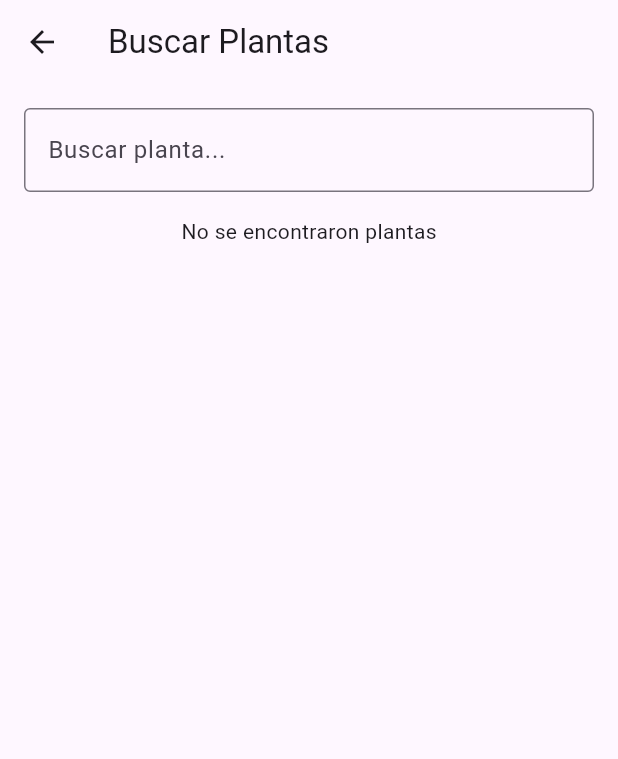
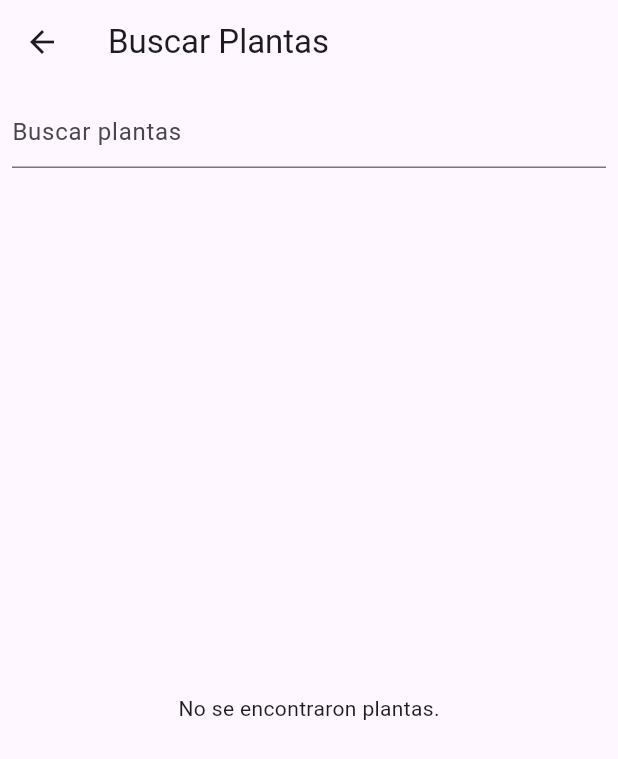
Before and after one commit to mrami8/leafy_app_flutter, a Flutter app: the SearchScreen screen opened directly, on a phone screen of 412 x 824 dp. Shown: the top 759 px of the screen. Run offline on Flutter 3.47's test engine with Material 3 defaults, Android fonts, the phone set to English and light mode, and no system bars; our stand-ins replace supabase_flutter, table_calendar; accounts and stored records are empty; network calls fail.

Commit message:
Plant search + imatges v2.5

```diff
--- a/lib/models/plant.dart
+++ b/lib/models/plant.dart
@@ -1,25 +1,26 @@
 class Plant {
-  final String id; // ID de tipo String (UUID)
+  final String id;
   final String nombre;
   final String nombreCientifico;
   final String descripcion;
-  final List<String> imagenes;
+  final String imagenPrincipal; // Puede ser la primera imagen de `imagenes` o la imagen principal de la base de datos.
 
   Plant({
     required this.id,
     required this.nombre,
     required this.nombreCientifico,
     required this.descripcion,
-    required this.imagenes,
+    required this.imagenPrincipal,
   });
 
+  // Convierte un mapa a un objeto Plant
   factory Plant.fromMap(Map<String, dynamic> map) {
     return Plant(
-      id: map['id'], // Aquí tomamos el UUID como String
+      id: map['id'],
       nombre: map['nombre'],
       nombreCientifico: map['nombre_cientifico'],
       descripcion: map['descripcion'],
-      imagenes: List<String>.from(map['imagenes'] ?? []), // Aseguramos que sea una lista
+      imagenPrincipal: map['imagen_principal'] ?? map['imagenes'][0], // Toma la primera imagen si no hay imagen principal
     );
   }
 }
--- a/lib/screens/search_screen.dart
+++ b/lib/screens/search_screen.dart
@@ -1,54 +1,67 @@
 import 'package:flutter/material.dart';
 import 'package:provider/provider.dart';
 import 'package:leafy_app_flutter/providers/plant_search_provider.dart';
+import 'package:leafy_app_flutter/models/plant.dart'; // Asegúrate de que el modelo de datos esté importado
 
 class SearchScreen extends StatelessWidget {
-  const SearchScreen({super.key});
-
   @override
   Widget build(BuildContext context) {
     return Scaffold(
-      appBar: AppBar(title: Text("Buscar Plantas")),
-      body: Padding(
-        padding: const EdgeInsets.all(16.0),
-        child: Column(
+      appBar: AppBar(title: Text('Buscar Plantas')),
+      body: Column(
         children: [
-            TextField(
+          Padding(
+            padding: const EdgeInsets.all(8.0),
+            child: TextField(
+              decoration: InputDecoration(hintText: 'Buscar plantas'),
               onChanged: (query) {
-                context.read<PlantSearchProvider>().searchPlants(query);
+                Provider.of<PlantSearchProvider>(context, listen: false)
+                    .searchPlants(query);
               },
-              decoration: InputDecoration(
-                hintText: 'Buscar planta...',
-                border: OutlineInputBorder(),
             ),
           ),
-            SizedBox(height: 16),
-            Consumer<PlantSearchProvider>(
-              builder: (context, provider, child) {
+          Expanded(
+            child: Consumer<PlantSearchProvider>(
+              builder: (context, provider, _) {
                 if (provider.plants.isEmpty) {
-                  return Center(child: Text("No se encontraron plantas"));
+                  return Center(child: Text('No se encontraron plantas.'));
                 }
-
-                return Expanded(
-                  child: ListView.builder(
+                return GridView.builder(
+                  gridDelegate: SliverGridDelegateWithFixedCrossAxisCount(
+                    crossAxisCount: 2,
+                    crossAxisSpacing: 8.0,
+                    mainAxisSpacing: 8.0,
+                  ),
                   itemCount: provider.plants.length,
                   itemBuilder: (context, index) {
                     final plant = provider.plants[index];
-                      return ListTile(
-                        title: Text(plant.nombre),
-                        subtitle: Text(plant.nombreCientifico),
-                        onTap: () {
-                          // Aquí puedes navegar a la pantalla de detalles
-                          // Y pasar el id o la planta completa
+                    return Card(
+                      elevation: 4.0,
+                      child: Column(
+                        children: [
+                          Image.network(plant.imagenPrincipal, fit: BoxFit.cover),
+                          Padding(
+                            padding: const EdgeInsets.all(8.0),
+                            child: Column(
+                              crossAxisAlignment: CrossAxisAlignment.start,
+                              children: [
+                                Text(
+                                  plant.nombre,
+                                  style: TextStyle(fontWeight: FontWeight.bold),
+                                ),
+                                Text(plant.nombreCientifico),
+                              ],
+                            ),
+                          ),
+                        ],
+                      ),
+                    );
                   },
                 );
               },
             ),
-                );
-              },
           ),
         ],
-        ),
       ),
     );
   }
```
Also changed, not shown: lib/main.dart (+5 -5 lines), lib/providers/plant_search_provider.dart (+8 -4 lines). Lines whose indentation alone changed are shown as unchanged.
